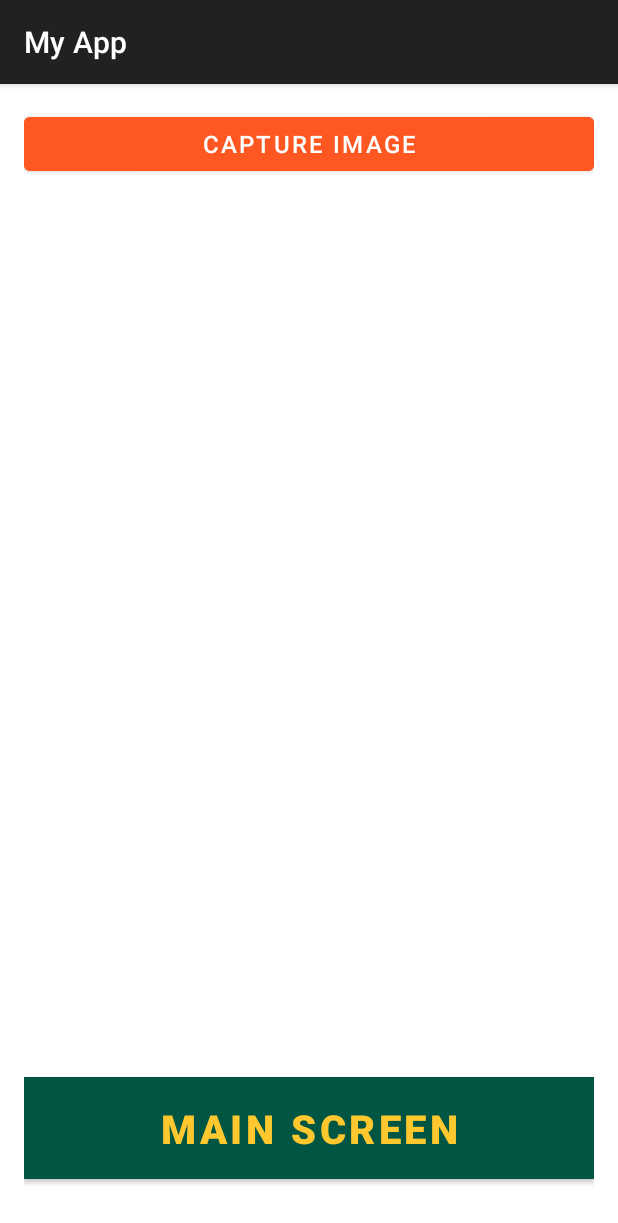
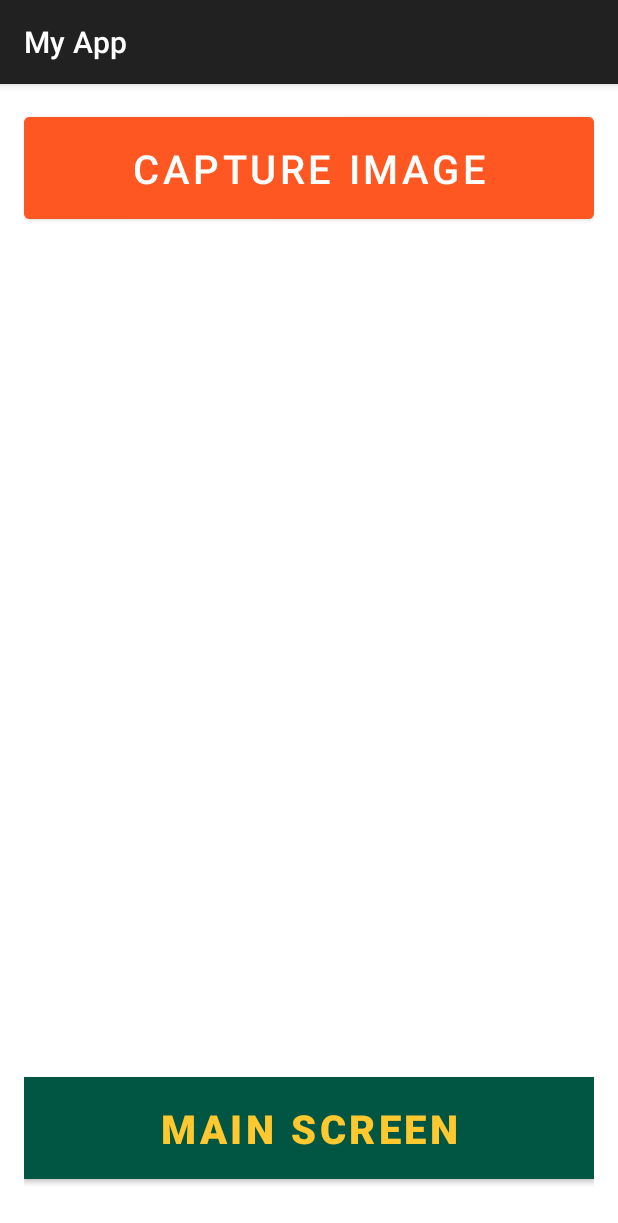
Before and after one commit to wvdhanu/MyAndroidApp, an Android app: the ThirdActivity screen opened directly, with no data from a screen before it, on a phone screen of 412 x 824 dp. Shown: the top 1223 px of the screen. Run offline under Robolectric (Android 15) with nearby library versions, the phone set to English and light mode, and no system bars.

Commit message:
Update Third Activity UI

```diff
--- a/app/src/main/res/layout/activity_third.xml
+++ b/app/src/main/res/layout/activity_third.xml
@@ -12,9 +12,9 @@
     <Button
         android:id="@+id/btnCaptureImage"
         android:layout_width="match_parent"
-        android:layout_height="wrap_content"
+        android:layout_height="80dp"
         android:text="Capture Image"
-        android:textSize="16sp"
+        android:textSize="12pt"
         android:backgroundTint="#FF5722"
         android:textColor="#FFFFFF"
         app:layout_constraintTop_toTopOf="parent"
```
